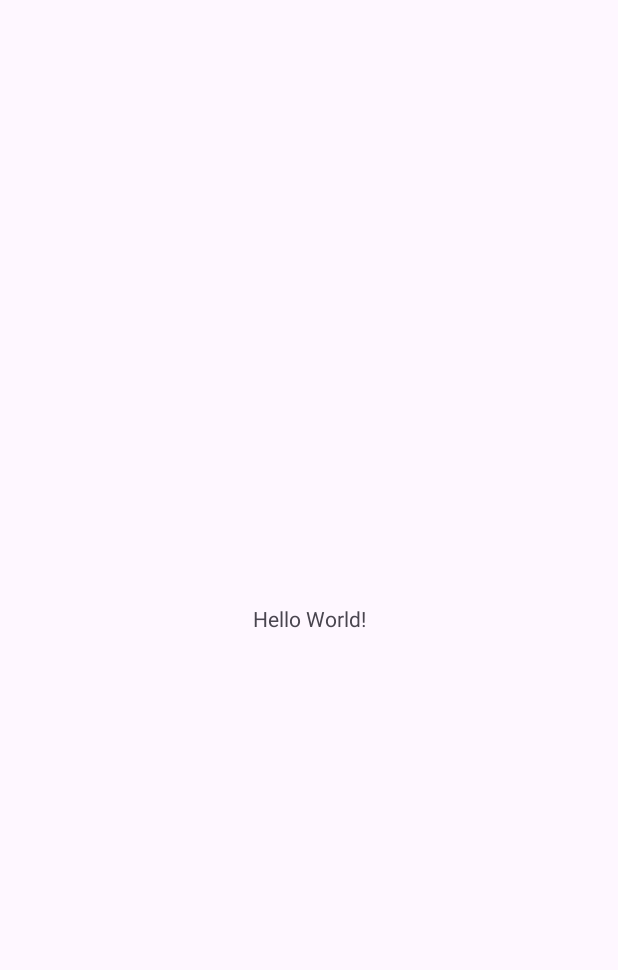
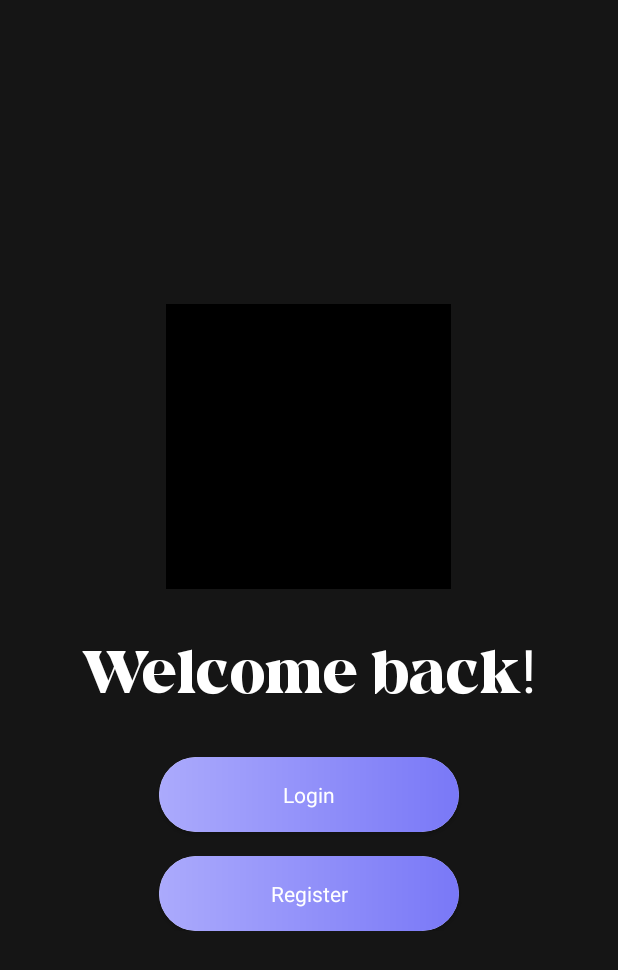
Before and after one commit to UniversityLNU/QuaiceMobile, an Android app: the screen it shows after launch (MainActivity before the commit, AuthenticationActivity after it), on a phone screen of 412 x 824 dp. Before the commit the part shown is almost empty. Shown: the top 970 px of the screen. Run offline under Robolectric (Android 15) with nearby library versions, the phone set to English and light mode, and no system bars.

```diff
--- a/app/src/main/java/com/quaice/hackathonapp/AuthenticationActivity.java
+++ b/app/src/main/java/com/quaice/hackathonapp/AuthenticationActivity.java
@@ -3,14 +3,24 @@ package com.quaice.hackathonapp;
 import androidx.appcompat.app.AppCompatActivity;
 import androidx.cardview.widget.CardView;
 
+import android.opengl.Visibility;
 import android.os.Bundle;
 import android.view.View;
 import android.widget.RelativeLayout;
+import android.widget.TextView;
 
 public class AuthenticationActivity extends AppCompatActivity {
     private RelativeLayout selector_layout, aunth_layout;
 
     private CardView select_loggin, select_reggistration, back_to_selector;
+
+    private CardView aunth_ok;
+
+    private CardView full_name_card, email_card, phone_number_card, password_card;
+
+    public TextView aunth_button_text;
+
+    private int VISIBLE = View.VISIBLE, INVISIBLE = View.INVISIBLE;
 
     private boolean is_loggin = false;
     @Override
@@ -19,13 +29,13 @@ public class AuthenticationActivity extends AppCompatActivity {
         setContentView(R.layout.activity_authentication);
 
         bind_views();
-        change_visibility_of_layout(true, false);
+        change_visibility_of_layout(VISIBLE, INVISIBLE);
 
         select_loggin.setOnClickListener(new View.OnClickListener() {
             @Override
             public void onClick(View view) {
                 is_loggin = true;
-                change_visibility_of_layout(false, true);
+                change_visibility_of_layout(INVISIBLE, VISIBLE);
             }
         });
 
@@ -33,14 +43,21 @@ public class AuthenticationActivity extends AppCompatActivity {
             @Override
             public void onClick(View view) {
                 is_loggin = false;
-                change_visibility_of_layout(false, true);
+                change_visibility_of_layout(INVISIBLE, VISIBLE);
             }
         });
 
         back_to_selector.setOnClickListener(new View.OnClickListener() {
             @Override
             public void onClick(View view) {
-                change_visibility_of_layout(true, false);
+                change_visibility_of_layout(VISIBLE, INVISIBLE);
+            }
+        });
+
+        aunth_ok.setOnClickListener(new View.OnClickListener() {
+            @Override
+            public void onClick(View view) {
+
             }
         });
 
@@ -53,10 +70,40 @@ public class AuthenticationActivity extends AppCompatActivity {
         select_loggin = findViewById(R.id.select_login);
         select_reggistration = findViewById(R.id.select_register);
         back_to_selector = findViewById(R.id.back);
+
+        full_name_card = findViewById(R.id.full_name_card);
+        email_card = findViewById(R.id.email_card);
+        phone_number_card = findViewById(R.id.phone_number_card);
+        password_card = findViewById(R.id.password_card);
+
+        aunth_button_text = findViewById(R.id.aunth_button);
+        aunth_ok = findViewById(R.id.push_aunth);
     }
 
-    private void change_visibility_of_layout(boolean first_lay, boolean second_lay){
-        selector_layout.setActivated(first_lay);
-        aunth_layout.setActivated(second_lay);
+    private void change_visibility_of_layout(int first_lay, int second_lay){
+        selector_layout.setVisibility(first_lay);
+        aunth_layout.setVisibility(second_lay);
+        if(second_lay == VISIBLE)
+            activateAunth();
+    }
+
+    private void activateAunth(){
+        if(is_loggin){
+            change_some_state(full_name_card, View.GONE);
+            change_some_state(email_card, VISIBLE);
+            change_some_state(phone_number_card , View.GONE);
+            change_some_state(password_card, VISIBLE);
+            aunth_button_text.setText(R.string.login);
+        }else{
+            change_some_state(full_name_card, VISIBLE);
+            change_some_state(email_card, VISIBLE);
+            change_some_state(phone_number_card , VISIBLE);
+            change_some_state(password_card, VISIBLE);
+            aunth_button_text.setText(R.string.register);
+        }
+    }
+
+    private void change_some_state(View view, int state){
+        view.setVisibility(state);
     }
 }
--- /dev/null
+++ b/app/src/main/res/drawable/button_gradient.xml
@@ -0,0 +1,7 @@
+<!-- res/drawable/gradient.xml -->
+<shape xmlns:android="http://schemas.android.com/apk/res/android">
+    <gradient
+        android:startColor="#ABAAFC"
+        android:endColor="#7978F7"
+        android:angle="0"/>
+</shape>
--- a/app/src/main/res/layout/activity_authentication.xml
+++ b/app/src/main/res/layout/activity_authentication.xml
@@ -4,45 +4,52 @@
     xmlns:tools="http://schemas.android.com/tools"
     android:layout_width="match_parent"
     android:layout_height="match_parent"
-    tools:context=".AuthenticationActivity">
+    tools:context=".AuthenticationActivity"
+    android:background="#151515">
 
     <RelativeLayout
-        android:visibility="invisible"
+        android:visibility="visible"
         android:layout_width="match_parent"
-        android:layout_height="match_parent"
-        android:id="@+id/selector_layout">
+        android:layout_height="wrap_content"
+        android:id="@+id/selector_layout"
+        android:layout_centerVertical="true">
     <ImageView
         android:id="@+id/app_icon"
         android:layout_width="190dp"
         android:layout_height="190dp"
         android:background="@color/black"
-        android:layout_centerHorizontal="true"
-        android:layout_marginTop="150dp"/>
+        android:layout_centerHorizontal="true"/>
 
     <TextView
         android:id="@+id/app_title"
         android:layout_width="match_parent"
         android:layout_height="wrap_content"
         android:layout_below="@id/app_icon"
-        android:layout_marginTop="16dp"
-        android:text="ATSDTSTDA"
+        android:layout_marginTop="32dp"
+        android:text="Welcome back!"
         android:textSize="40dp"
-        android:gravity="center"/>
+        android:gravity="center"
+        android:fontFamily="@font/rychard"
+        android:textColor="@color/white"/>
 
     <androidx.cardview.widget.CardView
         android:id="@+id/select_login"
         android:layout_width="200dp"
         android:layout_height="50dp"
         android:layout_below="@id/app_title"
-        android:layout_centerHorizontal="true">
+        android:layout_centerHorizontal="true"
+        app:cardCornerRadius="25dp"
+        android:layout_marginTop="32dp">
         <RelativeLayout
             android:layout_width="match_parent"
-            android:layout_height="match_parent">
+            android:layout_height="match_parent"
+            android:background="@drawable/button_gradient">
             <TextView
                 android:layout_width="match_parent"
                 android:layout_height="match_parent"
                 android:gravity="center"
-                android:text="Login"/>
+                android:text="Login"
+                android:textColor="@color/white"/>
         </RelativeLayout>
     </androidx.cardview.widget.CardView>
 
@@ -52,20 +59,24 @@
         android:layout_height="50dp"
         android:layout_below="@id/select_login"
         android:layout_centerHorizontal="true"
-        android:layout_marginTop="16dp">
+        android:layout_marginTop="16dp"
+        app:cardCornerRadius="25dp">
         <RelativeLayout
             android:layout_width="match_parent"
-            android:layout_height="match_parent">
+            android:layout_height="match_parent"
+            android:background="@drawable/button_gradient">
             <TextView
                 android:layout_width="match_parent"
                 android:layout_height="match_parent"
                 android:gravity="center"
-                android:text="Register"/>
+                android:text="Register"
+                android:textColor="@color/white"/>
         </RelativeLayout>
     </androidx.cardview.widget.CardView>
     </RelativeLayout>
 
     <RelativeLayout
+        android:visibility="invisible"
         android:id="@+id/aunth_layout"
         android:layout_width="match_parent"
         android:layout_height="match_parent">
@@ -73,63 +84,108 @@
             android:layout_margin="16dp"
             android:id="@+id/back"
             android:layout_width="60dp"
-            android:layout_height="60dp"/>
+            android:layout_height="60dp"
+            app:cardBackgroundColor="@android:color/transparent">
+            <RelativeLayout
+                android:layout_width="match_parent"
+                android:layout_height="match_parent">
+                <ImageView
+                    android:layout_width="match_parent"
+                    android:layout_height="match_parent"
+                    android:src="@drawable/back_arrow"
+                    android:layout_marginRight="5dp"/>
+            </RelativeLayout>
+        </androidx.cardview.widget.CardView>
+
+        <RelativeLayout
+            android:layout_width="match_parent"
+            android:layout_height="wrap_content"
+            android:layout_centerVertical="true">
 
         <TextView
             android:id="@+id/aunth_title"
             android:layout_width="match_parent"
             android:layout_height="wrap_content"
-            android:layout_marginTop="150dp"
-            android:text="ATSDTSTDA"
+            android:text="Hello! \n Let's begin!"
+            android:textColor="@color/white"
+            android:fontFamily="@font/rychard"
             android:textSize="40dp"
             android:gravity="center"/>
 
         <LinearLayout
             android:layout_width="match_parent"
             android:layout_height="wrap_content"
-            android:layout_marginTop="16dp"
+            android:layout_marginTop="20dp"
             android:layout_marginLeft="32dp"
             android:layout_centerHorizontal="true"
             android:layout_below="@id/aunth_title"
             android:orientation="vertical">
             <androidx.cardview.widget.CardView
+                android:id="@+id/full_name_card"
                 android:layout_width="match_parent"
-                android:layout_height="50dp">
+                android:layout_height="50dp"
+                app:cardBackgroundColor="@android:color/transparent"
+                app:cardCornerRadius="25dp">
                 <com.google.android.material.textfield.TextInputEditText
                     android:id="@+id/fullname"
                     android:layout_width="match_parent"
                     android:layout_height="match_parent"
-                    app:hint="Enter your full name"/>
+                    android:hint="Full name"
+                    android:background="@color/semi_white"
+                    android:textColorHint="@color/white"
+                    android:textColor="@color/white"
+                    android:paddingLeft="20dp"/>
             </androidx.cardview.widget.CardView>
             <androidx.cardview.widget.CardView
+                android:id="@+id/email_card"
                 android:layout_width="match_parent"
                 android:layout_height="50dp"
-                android:layout_marginTop="10dp">
+                android:layout_marginTop="20dp"
+                app:cardBackgroundColor="@android:color/transparent"
+                app:cardCornerRadius="25dp">
                 <com.google.android.material.textfield.TextInputEditText
                     android:id="@+id/email"
                     android:layout_width="match_parent"
                     android:layout_height="match_parent"
-                    app:hint="Enter your email"/>
+                    android:hint="Email"
+                    android:background="@color/semi_white"
+                    android:textColorHint="@color/white"
+                    android:textColor="@color/white"
+                    android:paddingLeft="20dp"/>
             </androidx.cardview.widget.CardView>
             <androidx.cardview.widget.CardView
+                android:id="@+id/phone_number_card"
                 android:layout_width="match_parent"
                 android:layout_height="50dp"
-                android:layout_marginTop="10dp">
+                android:layout_marginTop="20dp"
+                app:cardBackgroundColor="@android:color/transparent"
+                app:cardCornerRadius="25dp">
                 <com.google.android.material.textfield.TextInputEditText
                     android:id="@+id/phone_number"
                     android:layout_width="match_parent"
                     android:layout_height="match_parent"
-                    app:hint="Enter your phone number"/>
+                    android:hint="Phone number"
+                    android:background="@color/semi_white"
+                    android:textColorHint="@color/white"
+                    android:textColor="@color/white"
+                    android:paddingLeft="20dp"/>
             </androidx.cardview.widget.CardView>
             <androidx.cardview.widget.CardView
+                android:id="@+id/password_card"
                 android:layout_width="match_parent"
                 android:layout_height="50dp"
-                android:layout_marginTop="10dp">
+                android:layout_marginTop="20dp"
+                app:cardBackgroundColor="@android:color/transparent"
+                app:cardCornerRadius="25dp">
                 <com.google.android.material.textfield.TextInputEditText
                     android:id="@+id/password"
                     android:layout_width="match_parent"
                     android:layout_height="match_parent"
-                    app:hint="Enter your pasword"/>
+                    android:hint="Pasword"
+                    android:background="@color/semi_white"
+                    android:textColorHint="@color/white"
+                    android:textColor="@color/white"
+                    android:paddingLeft="20dp"/>
             </androidx.cardview.widget.CardView>
 
             <androidx.cardview.widget.CardView
@@ -138,18 +194,23 @@
                 android:layout_height="50dp"
                 android:layout_below="@id/select_login"
                 android:layout_gravity="center"
-                android:layout_marginTop="16dp">
+                android:layout_marginTop="20dp"
+                app:cardCornerRadius="25dp">
                 <RelativeLayout
                     android:layout_width="match_parent"
-                    android:layout_height="match_parent">
+                    android:layout_height="match_parent"
+                    android:background="@drawable/button_gradient">
                     <TextView
+                        android:id="@+id/aunth_button"
                         android:layout_width="match_parent"
                         android:layout_height="match_parent"
                         android:gravity="center"
-                        android:text="Register"/>
+                        android:text="Register"
+                        android:textColor="@color/white"/>
                 </RelativeLayout>
             </androidx.cardview.widget.CardView>
         </LinearLayout>
 
     </RelativeLayout>
+    </RelativeLayout>
 </RelativeLayout>
--- a/app/src/main/res/layout/activity_main.xml
+++ b/app/src/main/res/layout/activity_main.xml
@@ -6,13 +6,6 @@
     android:layout_height="match_parent"
     tools:context=".MainActivity">
 
-    <TextView
-        android:layout_width="wrap_content"
-        android:layout_height="wrap_content"
-        android:text="Hello World!"
-        app:layout_constraintBottom_toBottomOf="parent"
-        app:layout_constraintEnd_toEndOf="parent"
-        app:layout_constraintStart_toStartOf="parent"
-        app:layout_constraintTop_toTopOf="parent" />
+
 
 </androidx.constraintlayout.widget.ConstraintLayout>
--- a/app/src/main/res/values/colors.xml
+++ b/app/src/main/res/values/colors.xml
@@ -2,4 +2,5 @@
 <resources>
     <color name="black">#FF000000</color>
     <color name="white">#FFFFFFFF</color>
+    <color name="semi_white">#1AFFFFFF</color>
 </resources>
--- a/app/src/main/res/values/strings.xml
+++ b/app/src/main/res/values/strings.xml
@@ -1,3 +1,5 @@
 <resources>
     <string name="app_name">HackathonApp</string>
+    <string name="register">Register</string>
+    <string name="login">Login</string>
 </resources>
--- a/app/src/main/res/values/themes.xml
+++ b/app/src/main/res/values/themes.xml
@@ -3,6 +3,10 @@
     <style name="Base.Theme.HackathonApp" parent="Theme.Material3.DayNight.NoActionBar">
         <!-- Customize your light theme here. -->
         <!-- <item name="colorPrimary">@color/my_light_primary</item> -->
+        <item name="android:windowNoTitle">true</item>
+        <item name="android:windowActionBar">false</item>
+        <item name="android:windowFullscreen">true</item>
+        <item name="android:windowContentOverlay">@null</item>
     </style>
 
     <style name="Theme.HackathonApp" parent="Base.Theme.HackathonApp" />
```
Also changed, not shown: app/src/main/AndroidManifest.xml (+4 -3 lines), app/src/main/res/drawable/back_arrow.png (added), app/src/main/res/font/rychard.ttf (added).
